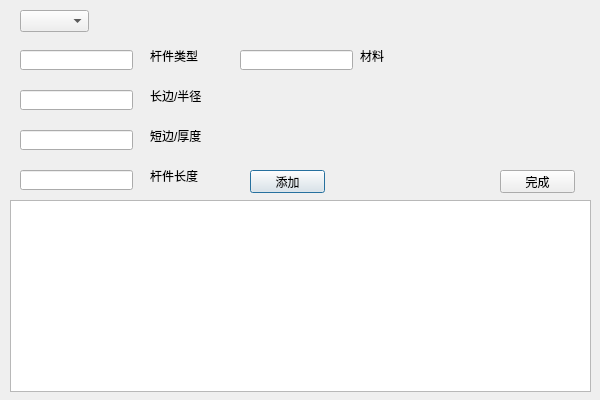
Shixuku/Tower-Visual, file TW/SetAllSection.ui: the form before one commit.
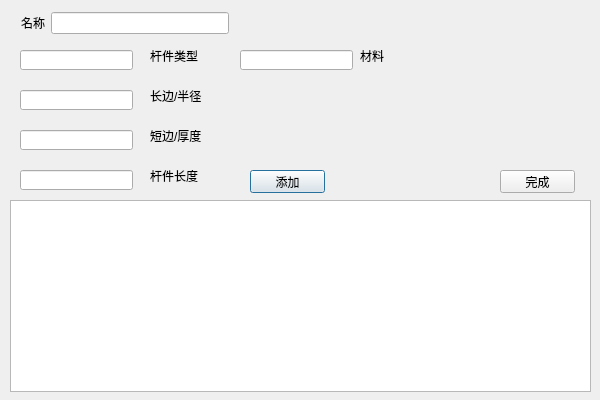
The form after the commit.

What changed in the file:
```diff
--- a/TW/SetAllSection.ui
+++ b/TW/SetAllSection.ui
@@ -89,16 +89,6 @@
     <string>完成</string>
    </property>
   </widget>
-  <widget class="QComboBox" name="comboBox">
-   <property name="geometry">
-    <rect>
-     <x>20</x>
-     <y>10</y>
-     <width>69</width>
-     <height>22</height>
-    </rect>
-   </property>
-  </widget>
   <widget class="QLabel" name="label">
    <property name="geometry">
     <rect>
@@ -174,6 +164,28 @@
     <string>材料</string>
    </property>
   </widget>
+  <widget class="QWidget" name="widget" native="true">
+   <property name="geometry">
+    <rect>
+     <x>10</x>
+     <y>0</y>
+     <width>230</width>
+     <height>46</height>
+    </rect>
+   </property>
+   <layout class="QHBoxLayout" name="horizontalLayout">
+    <item>
+     <widget class="QLabel" name="label_6">
+      <property name="text">
+       <string>名称</string>
+      </property>
+     </widget>
+    </item>
+    <item>
+     <widget class="QLineEdit" name="line_name"/>
+    </item>
+   </layout>
+  </widget>
  </widget>
  <layoutdefault spacing="6" margin="11"/>
  <resources/>
```
